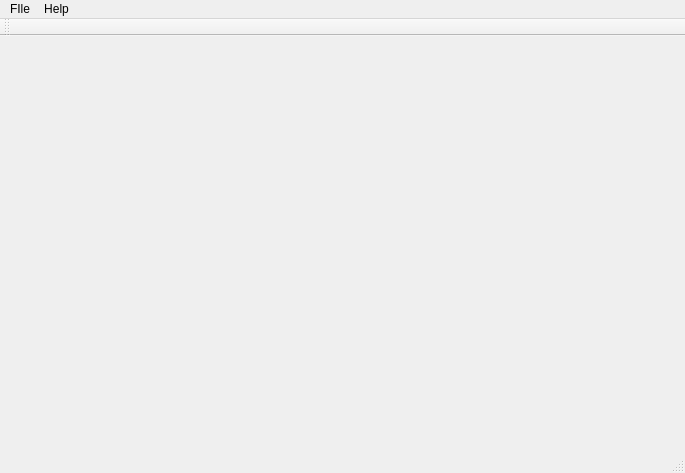
This is src/stalbias.ui in RolfVieten/StalGrowth as Qt 5 draws it before an edit. The edited form follows.
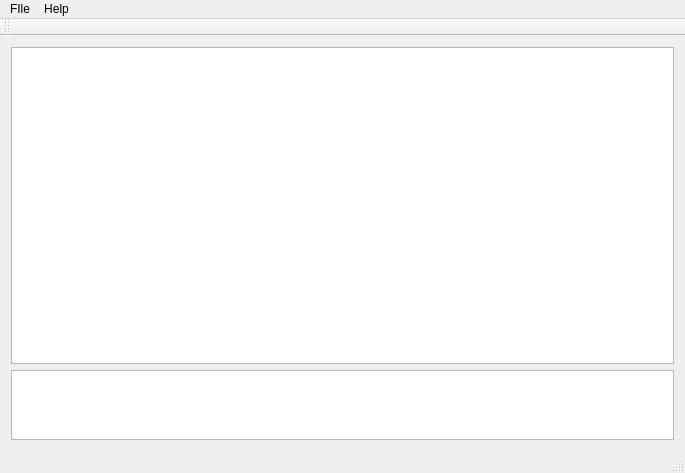
This is the edited form.

```diff
--- a/src/stalbias.ui
+++ b/src/stalbias.ui
@@ -13,7 +13,35 @@
   <property name="windowTitle">
    <string>StalBIAS</string>
   </property>
-  <widget class="QWidget" name="centralWidget"/>
+  <widget class="QWidget" name="centralWidget">
+   <layout class="QVBoxLayout" name="verticalLayout">
+    <item>
+     <widget class="QTableView" name="tableView"/>
+    </item>
+    <item>
+     <widget class="QTextEdit" name="textEdit">
+      <property name="sizePolicy">
+       <sizepolicy hsizetype="Expanding" vsizetype="Fixed">
+        <horstretch>0</horstretch>
+        <verstretch>0</verstretch>
+       </sizepolicy>
+      </property>
+      <property name="minimumSize">
+       <size>
+        <width>0</width>
+        <height>0</height>
+       </size>
+      </property>
+      <property name="maximumSize">
+       <size>
+        <width>16777215</width>
+        <height>70</height>
+       </size>
+      </property>
+     </widget>
+    </item>
+   </layout>
+  </widget>
   <widget class="QMenuBar" name="menuBar">
    <property name="geometry">
     <rect>
```
